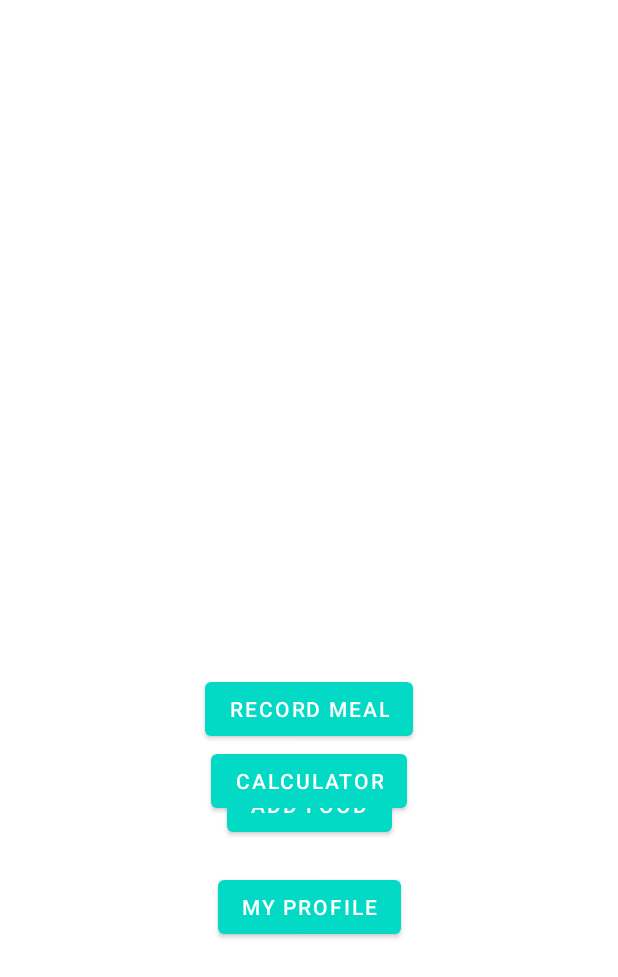
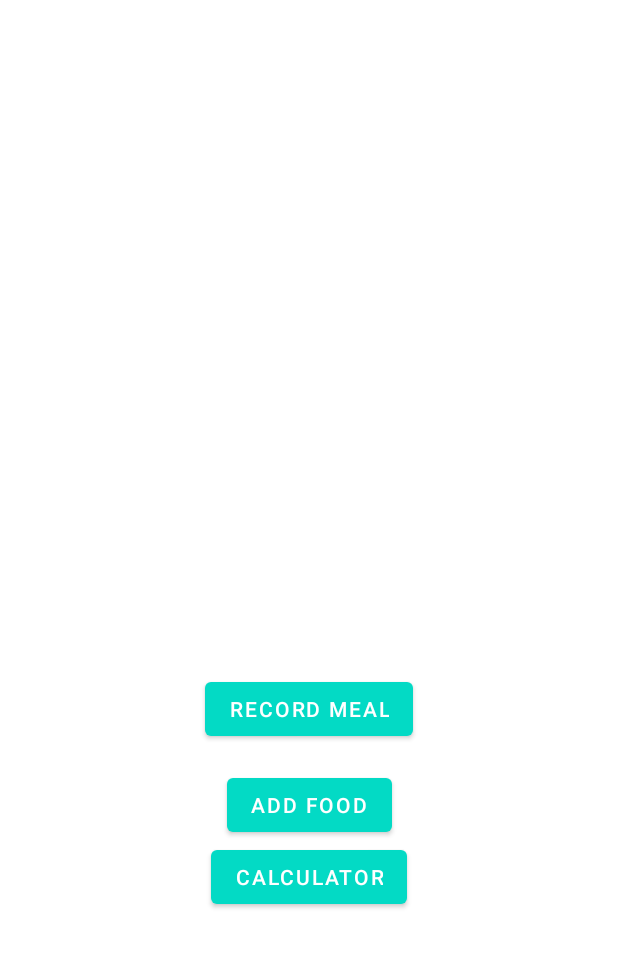
Before and after one commit to andreib99/MSA_Project, an Android app: the layout activity_home.xml on its own in the app's theme, with its tools: preview values and no code run, on a phone screen of 412 x 824 dp. Shown: the top 977 px of the screen. Run offline under Robolectric (Android 15) with nearby library versions, the phone set to English and light mode, and no system bars.

Commit message:
Deleted profile button.

```diff
--- a/app/src/main/java/com/fitboys/nutrimax/HomeActivity.kt
+++ b/app/src/main/java/com/fitboys/nutrimax/HomeActivity.kt
@@ -20,6 +20,7 @@ class HomeActivity : AppCompatActivity() {
         val calories = findViewById<TextView>(R.id.calories)
         val recordFood = findViewById<Button>(R.id.recordFood)
         val addFood = findViewById<Button>(R.id.addFood)
+        val calculator = findViewById<Button>(R.id.buttonCalculator)
         mAuth = FirebaseAuth.getInstance()
 
         val db = Firebase.firestore
@@ -41,6 +42,9 @@ class HomeActivity : AppCompatActivity() {
             addFood.setOnClickListener { view ->
                 startActivity(Intent(this@HomeActivity, AddFoodActivity::class.java))
             }
+            calculator.setOnClickListener{view ->
+                startActivity(Intent(this@HomeActivity,CaloriesCalculatorActivity::class.java))
+            }
         }
     }
 
--- a/app/src/main/res/layout/activity_home.xml
+++ b/app/src/main/res/layout/activity_home.xml
@@ -6,16 +6,6 @@
     android:layout_height="match_parent"
     tools:context=".HomeActivity">
 
-    <Button
-        android:id="@+id/MyProfile"
-        android:layout_width="wrap_content"
-        android:layout_height="wrap_content"
-        android:layout_marginTop="84dp"
-        android:text="My Profile"
-        app:layout_constraintEnd_toEndOf="parent"
-        app:layout_constraintHorizontal_bias="0.501"
-        app:layout_constraintStart_toStartOf="parent"
-        app:layout_constraintTop_toBottomOf="@+id/recordFood" />
 
     <TextView
         android:id="@+id/calories"
@@ -56,12 +46,10 @@
         android:layout_width="wrap_content"
         android:layout_height="wrap_content"
         android:text="Calculator"
-        tools:layout_editor_absoluteX="155dp"
-        tools:layout_editor_absoluteY="528dp"
         app:layout_constraintEnd_toEndOf="parent"
         app:layout_constraintHorizontal_bias="0.5"
         app:layout_constraintStart_toStartOf="parent"
-        app:layout_constraintTop_toBottomOf="@+id/recordFood" />/>
+        app:layout_constraintTop_toBottomOf="@+id/addFood"/>
 
 
 </androidx.constraintlayout.widget.ConstraintLayout>
```
